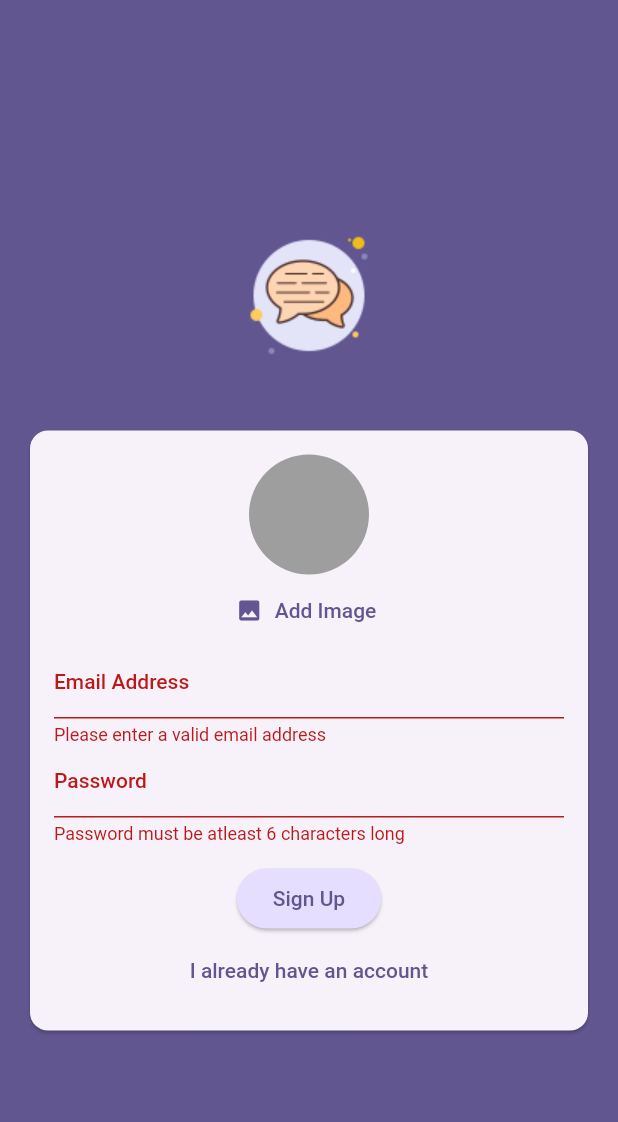
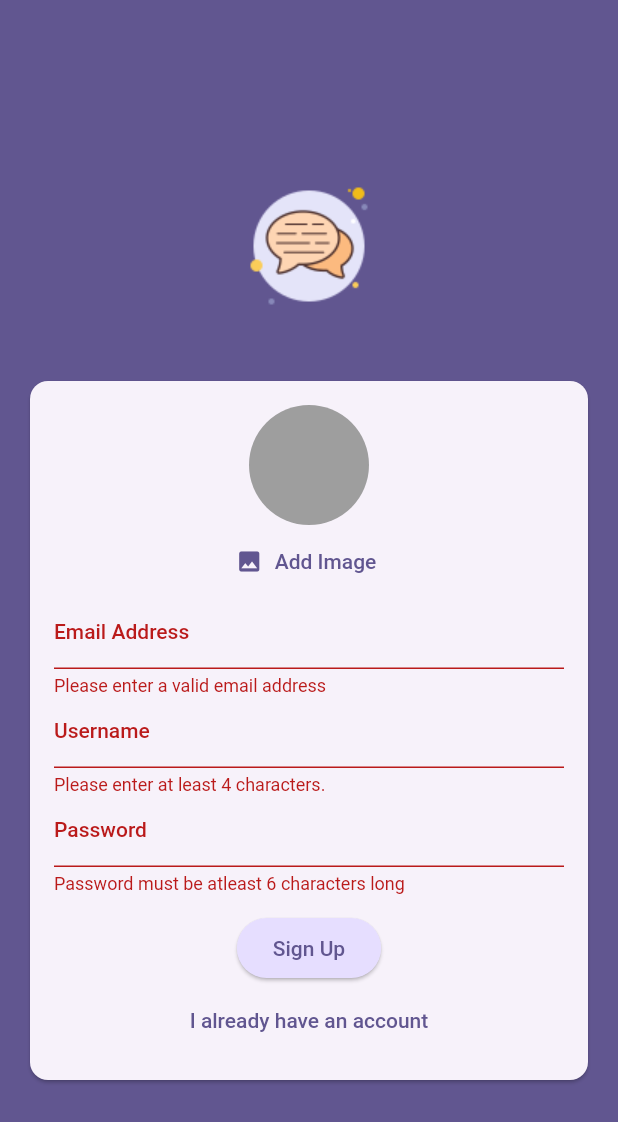
Before and after one commit to saurabhmirajkar/chat_app, a Flutter app: the screen it shows after launch, after a tap on "Login", after a tap on "Create an account", after a tap on "Sign Up", on a phone screen of 412 x 824 dp. Shown: the top 1122 px of the screen. Run offline on Flutter 3.47's test engine with Material 2 defaults, Android fonts, the phone set to English and light mode, and no system bars; our stand-ins replace cloud_firestore, firebase_auth, firebase_core, firebase_storage, image_picker; accounts and stored records are empty.

```diff
--- a/lib/screens/auth.dart
+++ b/lib/screens/auth.dart
@@ -1,7 +1,7 @@
-import 'dart:developer';
 import 'dart:io';
 
 import 'package:chat_app/widgets/user_image_picker.dart';
+import 'package:cloud_firestore/cloud_firestore.dart';
 import 'package:firebase_auth/firebase_auth.dart';
 import 'package:firebase_storage/firebase_storage.dart';
 import 'package:flutter/material.dart';
@@ -20,8 +20,10 @@ class _AuthScreenState extends State<AuthScreen> {
   var _isLogin = true;
   var _enterdEmail = '';
   var _enteredPassword = '';
+  var _enteredUsername = '';
 
   File? _selectedImage;
+  var _isAuthenticating = false;
 
   void _submit() async {
     final isValid = _form.currentState!.validate();
@@ -31,6 +33,9 @@ class _AuthScreenState extends State<AuthScreen> {
     _form.currentState!.save();
 
     try {
+      setState(() {
+        _isAuthenticating = true;
+      });
       if (_isLogin) {
         //log in user
         final userCredentials = await _firebase.signInWithEmailAndPassword(
@@ -47,7 +52,15 @@ class _AuthScreenState extends State<AuthScreen> {
 
         await storageRef.putFile(_selectedImage!);
         final imageUrl = await storageRef.getDownloadURL();
-        print(imageUrl);
+
+        await FirebaseFirestore.instance
+            .collection('users')
+            .doc(userCredentials.user!.uid)
+            .set({
+          'username': _enteredUsername,
+          'email': _enterdEmail,
+          'image_url': imageUrl,
+        });
       }
     } on FirebaseAuthException catch (error) {
       if (error.code == 'email-already-in-use') {
@@ -57,7 +70,13 @@ class _AuthScreenState extends State<AuthScreen> {
       if (!mounted) return;
       ScaffoldMessenger.of(context).clearSnackBars();
       ScaffoldMessenger.of(context).showSnackBar(
-          SnackBar(content: Text(error.message ?? 'Authentication Failed.')));
+        SnackBar(
+          content: Text(error.message ?? 'Authentication Failed.'),
+        ),
+      );
+      setState(() {
+        _isAuthenticating = false;
+      });
     }
   }
 
@@ -114,6 +133,23 @@ class _AuthScreenState extends State<AuthScreen> {
                               _enterdEmail = newValue!;
                             },
                           ),
+                          if (!_isLogin)
+                            TextFormField(
+                              decoration:
+                                  const InputDecoration(labelText: 'Username'),
+                              enableSuggestions: false,
+                              validator: (value) {
+                                if (value == null ||
+                                    value.trim().isEmpty ||
+                                    value.trim().length < 4) {
+                                  return 'Please enter at least 4 characters.';
+                                }
+                                return null;
+                              },
+                              onSaved: (newValue) {
+                                _enteredUsername = newValue!;
+                              },
+                            ),
                           TextFormField(
                             decoration:
                                 const InputDecoration(labelText: 'Password'),
@@ -129,6 +165,9 @@ class _AuthScreenState extends State<AuthScreen> {
                             },
                           ),
                           const SizedBox(height: 12),
+                          if (_isAuthenticating)
+                            const CircularProgressIndicator(),
+                          if (!_isAuthenticating)
                             ElevatedButton(
                               onPressed: _submit,
                               style: ElevatedButton.styleFrom(
@@ -137,6 +176,7 @@ class _AuthScreenState extends State<AuthScreen> {
                                       .primaryContainer),
                               child: Text(_isLogin ? "Login" : "Sign Up"),
                             ),
+                          if (!_isAuthenticating)
                             TextButton(
                               onPressed: () {
                                 setState(() {
```
Also changed, not shown: lib/screens/chat.dart (+7 -2 lines), lib/widgets/chat_messages.dart (added, +12 -0 lines), lib/widgets/new_message.dart (added, +56 -0 lines), pubspec.yaml (+3 -70 lines), pubspec.lock, 5 other files. Lines whose indentation alone changed are shown as unchanged.
